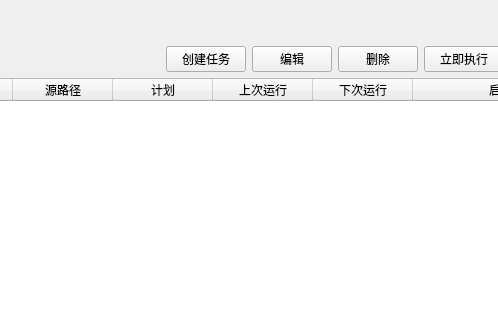
zhanglt/restic-gui, file src/ui/pages/BackupPage.ui: the form before one commit; both pictures show x 199 to 697 and y 0 to 320 of the 800 by 600 pixel window.
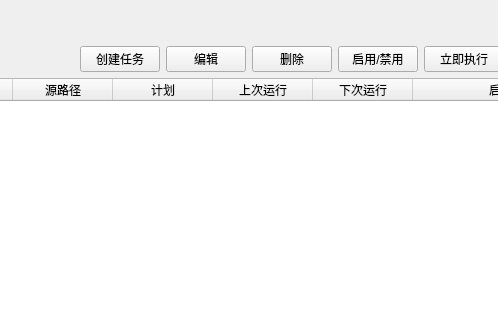
The form after the commit.

Commit message: 定时任务增加启用、禁用开关

```diff
--- a/src/ui/pages/BackupPage.ui
+++ b/src/ui/pages/BackupPage.ui
@@ -61,6 +61,13 @@
        </property>
       </widget>
      </item>
+     <item>
+      <widget class="QPushButton" name="toggleButton">
+       <property name="text">
+        <string>启用/禁用</string>
+       </property>
+      </widget>
+     </item>
      <item>
       <widget class="QPushButton" name="runButton">
        <property name="text">
```
The commit also changes 3 other files.
